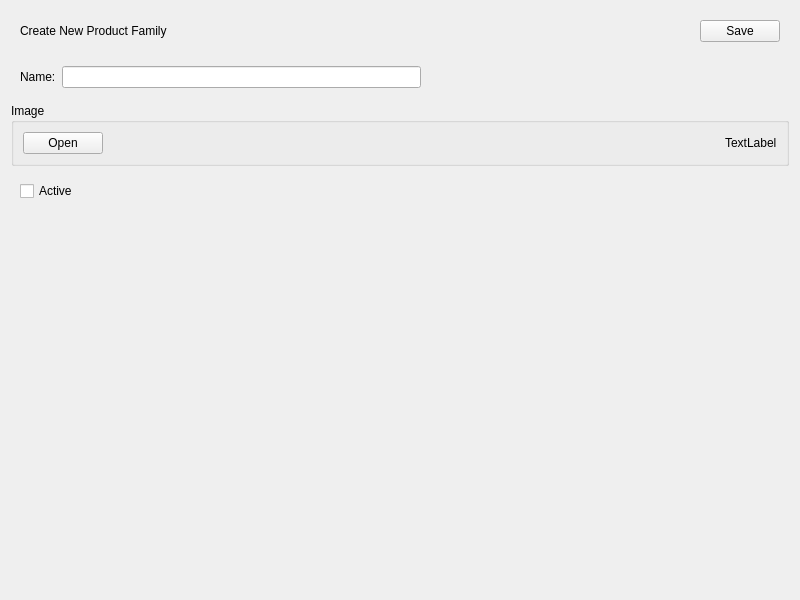
Qt form penyamanager/admin/adminfamilyview.ui (eguzki/penyamanager) before a commit.
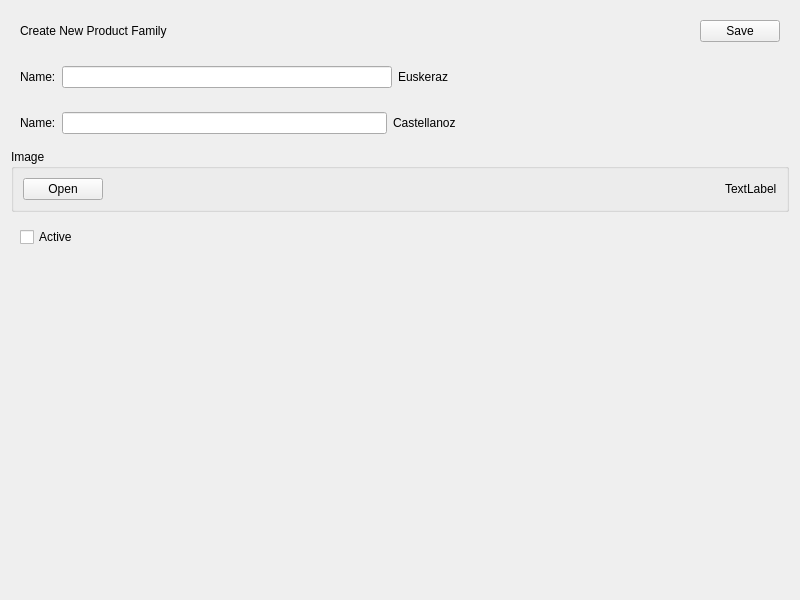
The same form after that commit.

Diff of the .ui file:
```diff
--- a/penyamanager/admin/adminfamilyview.ui
+++ b/penyamanager/admin/adminfamilyview.ui
@@ -106,7 +106,14 @@
        </widget>
       </item>
       <item>
-       <widget class="QLineEdit" name="nameLineEdit"/>
+       <widget class="QLineEdit" name="nameEusLineEdit"/>
+      </item>
+      <item>
+       <widget class="QLabel" name="basqueLabel">
+        <property name="text">
+         <string notr="true">Euskeraz</string>
+        </property>
+       </widget>
       </item>
       <item>
        <spacer name="horizontalSpacer_2">
@@ -124,6 +131,42 @@
      </layout>
     </widget>
    </item>
+   <item>
+    <widget class="QWidget" name="nameEsFormWidget" native="true">
+     <layout class="QHBoxLayout" name="horizontalLayout_4">
+      <item>
+       <widget class="QLabel" name="nameEsLabel">
+        <property name="text">
+         <string>Name:</string>
+        </property>
+       </widget>
+      </item>
+      <item>
+       <widget class="QLineEdit" name="nameEsLineEdit"/>
+      </item>
+      <item>
+       <widget class="QLabel" name="spanishLabel">
+        <property name="text">
+         <string notr="true">Castellanoz</string>
+        </property>
+       </widget>
+      </item>
+      <item>
+       <spacer name="horizontalSpacer_5">
+        <property name="orientation">
+         <enum>Qt::Horizontal</enum>
+        </property>
+        <property name="sizeHint" stdset="0">
+         <size>
+          <width>315</width>
+          <height>20</height>
+         </size>
+        </property>
+       </spacer>
+      </item>
+     </layout>
+    </widget>
+   </item>
    <item>
     <widget class="QGroupBox" name="imageFormGroupBox">
      <property name="title">
```
Left out of the diff: 2 changed lines with no effect on the pictures.
